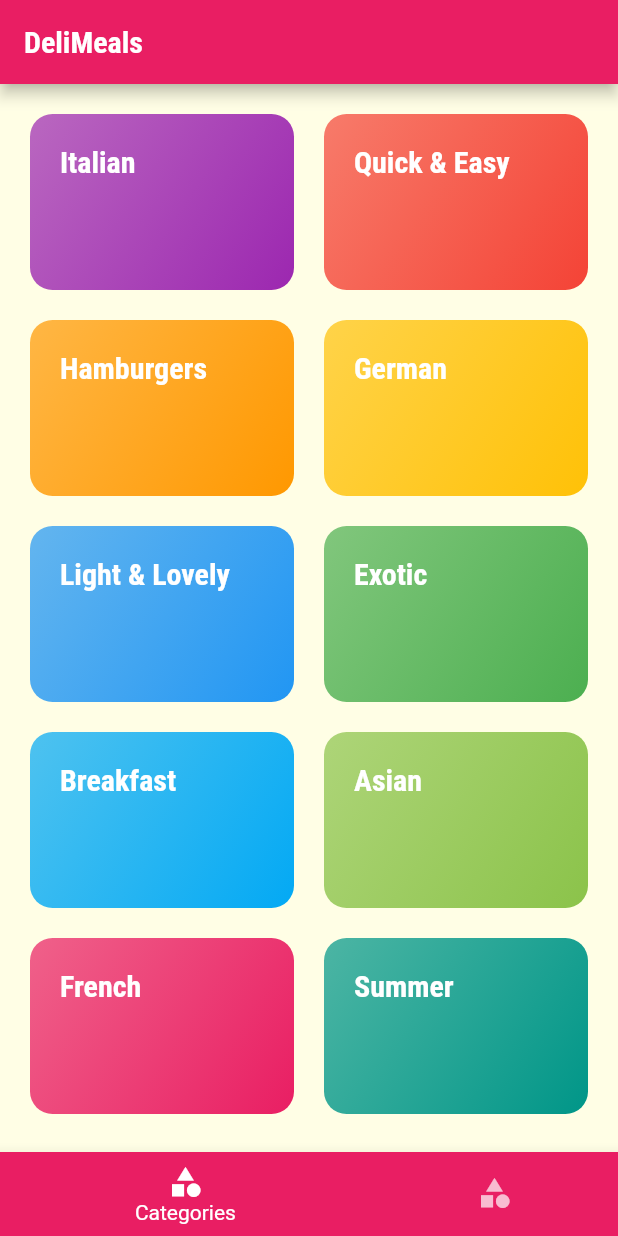
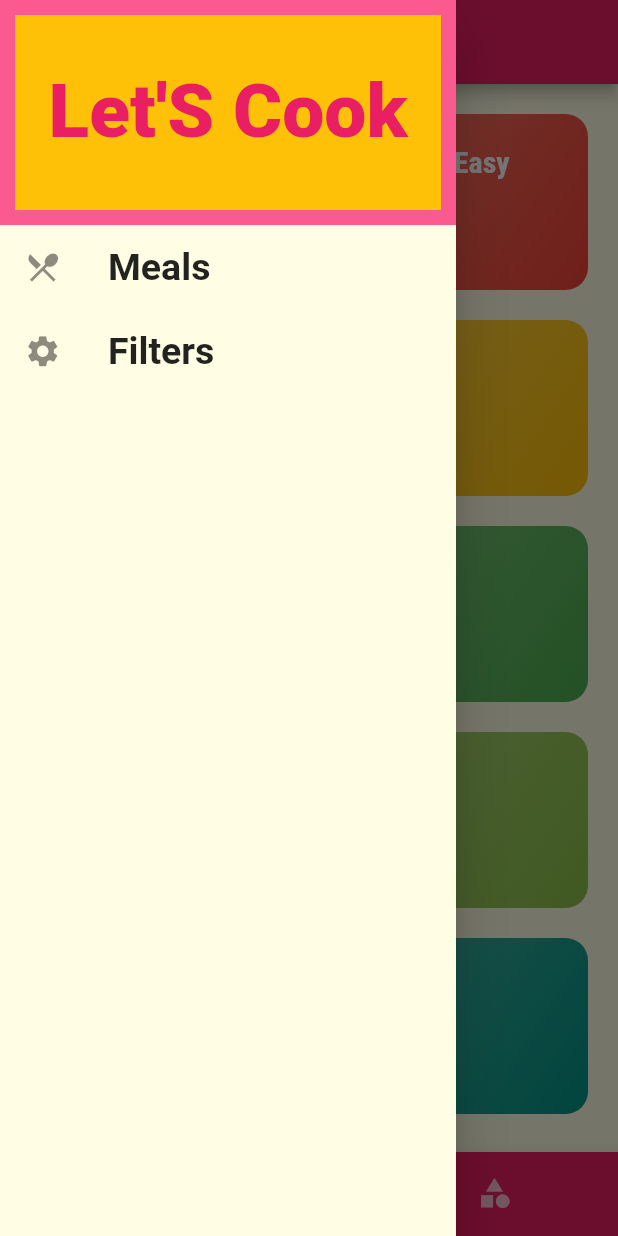
Before and after one commit to RAHUL-DAS-P/meals_app, a Flutter app: the screen it shows after launch, with the side drawer open (before the commit the screen has no drawer), on a phone screen of 412 x 824 dp. Run offline on Flutter 3.47's test engine with Material 2 defaults, Android fonts, the light colour scheme and no system bars.

Commit message:
adding drawer

```diff
--- a/lib/main.dart
+++ b/lib/main.dart
@@ -1,5 +1,7 @@
 import 'package:flutter/material.dart';
-import 'package:flutter_complete_guide/screens/favourites.dart';
+import 'package:flutter_complete_guide/screens/filters_screen.dart';
+import 'screens/favourites.dart';
+import 'userwidgets/main_drawer.dart';
 import 'screens/meal_details_screen.dart';
 import 'userwidgets/meal_item.dart';
 import 'screens/catagories_screen.dart';
@@ -33,6 +35,7 @@ class MyApp extends StatelessWidget {
       routes: {
         CateGrid.namedRoute: (context) => Catmeals(),
         MealItem.routeName: (context) => MealDetails(),
+        FiltersScreen.routeName: (context) => FiltersScreen(),
       },
       onUnknownRoute: (settings) {
         return MaterialPageRoute(builder: (context) => MyHomePage());
@@ -47,7 +50,16 @@ class MyHomePage extends StatefulWidget {
 }
 
 class _MyHomePageState extends State<MyHomePage> {
-  List<Widget> pages = [CategoriesScreen(), Favourites()];
+  List<Map<String, Object>> pages = [
+    {
+      "page": CategoriesScreen(),
+      "title": "Categories",
+    },
+    {
+      "page": Favourites(),
+      "title": "Favourites",
+    },
+  ];
   int _selectedPage = 0;
 
   int _selectPage(int index) {
@@ -60,9 +72,10 @@ class _MyHomePageState extends State<MyHomePage> {
   Widget build(BuildContext context) {
     return Scaffold(
       appBar: AppBar(
-        title: Text('DeliMeals'),
+        title: Text(pages[_selectedPage]["title"]),
       ),
-      body: pages[_selectedPage],
+      drawer: MainDrawer(),
+      body: pages[_selectedPage]["page"],
       bottomNavigationBar: BottomNavigationBar(
         backgroundColor: Colors.pink,
         unselectedItemColor: Colors.white70,
@@ -74,12 +87,12 @@ class _MyHomePageState extends State<MyHomePage> {
           BottomNavigationBarItem(
             icon: Icon(Icons.category),
             backgroundColor: Colors.pink,
-            label: "Categories",
+            label: pages[_selectedPage]["title"],
           ),
           BottomNavigationBarItem(
             icon: Icon(Icons.category),
             backgroundColor: Colors.pink,
-            label: "Favourites",
+            label: pages[_selectedPage]["title"],
           ),
         ],
       ),
--- /dev/null
+++ b/lib/screens/filters_screen.dart
@@ -0,0 +1,17 @@
+import 'package:flutter/material.dart';
+import 'package:flutter/src/foundation/key.dart';
+import 'package:flutter/src/widgets/framework.dart';
+import 'package:flutter/src/widgets/placeholder.dart';
+
+class FiltersScreen extends StatelessWidget {
+  const FiltersScreen({Key key}) : super(key: key);
+
+  static const routeName = "/filters";
+
+  @override
+  Widget build(BuildContext context) {
+    return Scaffold(
+      body: Center(child: Text("filters")),
+    );
+  }
+}
--- /dev/null
+++ b/lib/userwidgets/main_drawer.dart
@@ -0,0 +1,69 @@
+import 'package:flutter/material.dart';
+import 'package:flutter_complete_guide/screens/filters_screen.dart';
+
+class MainDrawer extends StatelessWidget {
+  const MainDrawer({Key key}) : super(key: key);
+
+  Widget buildListTile(String title, IconData i, Function navi) {
+    return ListTile(
+      leading: Icon(
+        i,
+        size: 25,
+      ),
+      title: Text(
+        title,
+        style: TextStyle(
+          fontSize: 25,
+          fontWeight: FontWeight.bold,
+        ),
+      ),
+      onTap: navi,
+    );
+  }
+
+  @override
+  Widget build(BuildContext context) {
+    return Drawer(
+      child: Column(
+        mainAxisAlignment: MainAxisAlignment.start,
+        children: [
+          Container(
+            alignment: Alignment.center,
+            padding: EdgeInsets.all(10),
+            height: 150,
+            width: double.infinity,
+            decoration: BoxDecoration(
+              color: Colors.amber,
+              border: Border.all(
+                width: 10,
+                color: Color.fromARGB(255, 250, 90, 143),
+              ),
+            ),
+            child: Text(
+              "Let'S Cook",
+              style: TextStyle(
+                fontSize: 50,
+                fontWeight: FontWeight.w900,
+                color: Colors.pink,
+              ),
+            ),
+          ),
+          buildListTile(
+            "Meals",
+            Icons.restaurant_menu,
+            () {
+              Navigator.pushNamed(context, "/");
+            },
+          ),
+          buildListTile(
+            "Filters",
+            Icons.settings,
+            () {
+              Navigator.pushNamed(context, FiltersScreen.routeName);
+            },
+          )
+        ],
+      ),
+    );
+  }
+}
```
